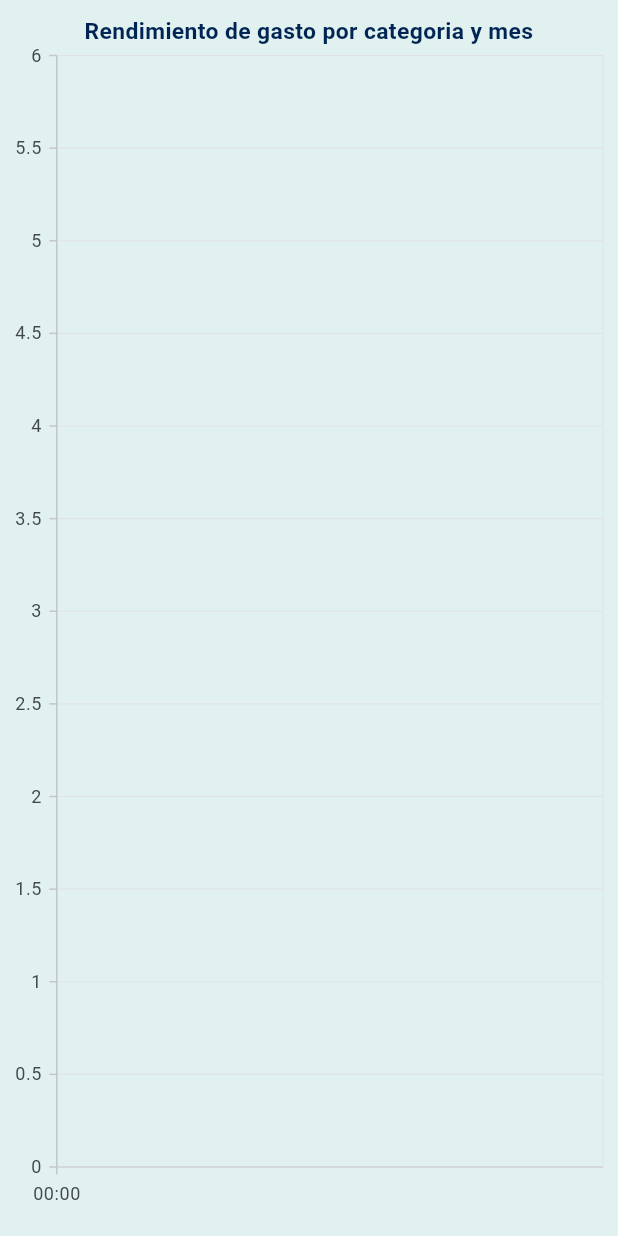
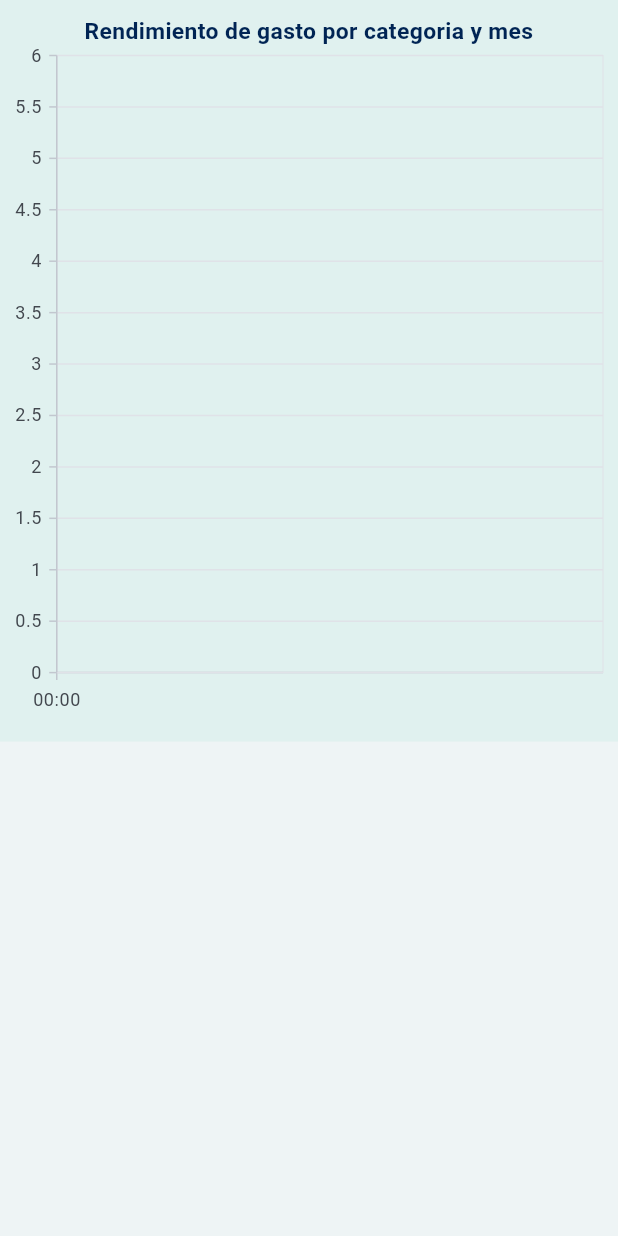
Before and after one commit to Alex-mdx/gastos, a Flutter app: the GraficoCategorias widget shown alone on an empty page, opened directly, on a phone screen of 412 x 824 dp. Run offline on Flutter 3.47's test engine with Material 3 defaults, Android fonts, the phone set to English and light mode, and no system bars; drawn by our look-alikes of oktoast; our stand-ins replace animated_custom_dropdown, animated_flip_counter, badges, file_picker, flutter_colorpicker, flutter_local_notifications and 21 more; missing offline and left inert: animated_read_more_text, background_fetch, dropbox_client, excel, filesize, pro_image_editor; accounts and stored records are empty; network calls fail.

Commit message:
fin de categorias

```diff
--- a/lib/utilities/theme/theme_color.dart
+++ b/lib/utilities/theme/theme_color.dart
@@ -2,8 +2,7 @@ import 'package:flutter/material.dart';
 import 'package:gastos/utilities/preferences.dart';
 
 class ThemaMain {
-  static Color primary =
-      (Preferences.thema ? LightTheme.primary : DarkTheme.primary);
+  static Color primary =  LightTheme.primary;
   static Color second =
       (Preferences.thema ? LightTheme.second : DarkTheme.second);
   static Color white = Colors.white;
--- a/lib/widgets/graficos/grafico_categorias.dart
+++ b/lib/widgets/graficos/grafico_categorias.dart
@@ -1,8 +1,11 @@
 import 'dart:convert';
+import 'dart:developer';
 
 import 'package:flutter/material.dart';
 import 'package:gastos/controllers/categoria_controller.dart';
 import 'package:gastos/controllers/gastos_controller.dart';
+import 'package:gastos/models/categoria_model.dart';
+import 'package:gastos/models/gasto_model.dart';
 import 'package:gastos/utilities/gasto_provider.dart';
 import 'package:gastos/utilities/textos.dart';
 import 'package:gastos/utilities/theme/theme_color.dart';
@@ -20,58 +23,134 @@ class GraficoCategorias extends StatefulWidget {
 
 class _GraficoCategoriasState extends State<GraficoCategorias> {
   late TooltipBehavior _tooltipBehavior;
-  List<int> meses = [1, 2, 3, 4, 5, 6, 7, 8, 9, 10, 11, 12];
+  DateTime ahora = DateTime.now();
+  /* List<Map<String, dynamic>> datos = [
+    {
+      "fecha": "2024-05-01 11:00:55",
+      "categoria_id": 1,
+      "nombre": "ropa",
+      "monto": 20
+    },
+    {
+      "fecha": "2024-09-01 21:00:55",
+      "categoria_id": 1,
+      "nombre": "ropa",
+      "monto": 209
+    },
+    {
+      "fecha": "2023-01-09 11:00:40",
+      "categoria_id": 2,
+      "nombre": "bebidas",
+      "monto": 20
+    },
+    {
+      "fecha": "2024-02-01 14:20:25",
+      "categoria_id": 3,
+      "nombre": "lavanderia",
+      "monto": 89
+    },
+    {
+      "fecha": "2024-02-02 19:00:05",
+      "categoria_id": 3,
+      "nombre": "lavanderia",
+      "monto": 71
+    },
+    {
+      "fecha": "2023-09-01 10:00:05",
+      "categoria_id": 2,
+      "nombre": "bebidas",
+      "monto": 34
+    },
+    {
+      "fecha": "2024-06-20 20:00:55",
+      "categoria_id": 4,
+      "nombre": "despensa",
+      "monto": 220
+    },
+    {
+      "fecha": "2024-06-21 21:00:00",
+      "categoria_id": 4,
+      "nombre": "despensa",
+      "monto": 130
+    }
+  ]; */
+
+  late ZoomPanBehavior _zoomPanBehavior;
+  late DateTimeAxis _primaryXAxis;
 
   @override
   void initState() {
-    _tooltipBehavior = TooltipBehavior(enable: true);
     super.initState();
+    _tooltipBehavior = TooltipBehavior(animationDuration: 350, enable: true);
+
+    _primaryXAxis =
+        DateTimeAxis(intervalType: DateTimeIntervalType.months, interval: 1);
+    _zoomPanBehavior = ZoomPanBehavior(
+        enablePinching: true,
+        enableDoubleTapZooming: true,
+        enablePanning: true,
+        zoomMode: ZoomMode.x);
   }
 
-  Future<List<Map<String, dynamic>>> getData(
-      {required List<int> categorias}) async {
-    List<Map<String, dynamic>> datas = [];
-    for (var cate in categorias) {
-      var sales = meses.map((e) async {
-        double monto =
-            await GastosController.getCategoriaByMes(categoriaId: cate, mes: e);
-        return {"year": Textos.obtenerMes(e), "sales": monto};
-      }).toList();
-      var newSales = await Future.wait(sales);
-      datas.add({"categoria_id": cate, "sales": newSales});
+  Future<List<LineSeries<DatosGrafico, DateTime>>> _crearSeries(
+      DateTime fechaI, DateTime fechaF) async {
+    Map<int, List<GastoModelo>> datosPorCategoria = {};
+
+    List<LineSeries<DatosGrafico, DateTime>> series = [];
+    var datos =
+        await GastosController.obtenerFechasEnRangoOnlyMF(fechaI, fechaF);
+
+    for (var dato in datos) {
+      int categoriaId = dato.categoriaId!;
+      if (!datosPorCategoria.containsKey(categoriaId)) {
+        datosPorCategoria[categoriaId] = [];
       }
-    return datas;
+      datosPorCategoria[categoriaId]!.add(dato);
+    }
+    List<CategoriaModel> cates = await CategoriaController.getItems();
+
+    datosPorCategoria.forEach((categoriaId, datosCategoria) {
+      String nombreCategoria = cates
+              .firstWhereOrNull((element) => element.id == categoriaId)
+              ?.nombre ??
+          "Sin nombre";
+      // Convertir los datos en una lista de DatosGrafico
+      List<DatosGrafico> puntos = datosCategoria
+          .map((dato) => DatosGrafico(
+              fecha: DateTime.parse(dato.fecha!),
+              monto: dato.monto ?? 0,
+              nombreCategoria: nombreCategoria))
+          .toList();
+
+      // Ordenar por fecha
+      puntos.sort((a, b) => a.fecha.compareTo(b.fecha));
+
+      // Crear la serie para esta categoría
+      series.add(LineSeries<DatosGrafico, DateTime>(
+          name: nombreCategoria,
+          dataSource: puntos,
+          xValueMapper: (DatosGrafico dato, _) => dato.fecha,
+          yValueMapper: (DatosGrafico dato, _) => dato.monto));
+    });
+
+    return series;
   }
 
   @override
   Widget build(BuildContext context) {
-    final provider = Provider.of<GastoProvider>(context);
     return FutureBuilder(
-        future: CategoriaController.getItems(),
+        future: _crearSeries(ahora.subtract(Duration(days: 30 * 2)), ahora),
         builder: (context, snapshot) {
-          if (!snapshot.hasData) {
-            return Column(children: [
-              Text("Cargando Categorias"),
-              CircularProgressIndicator()
-            ]);
-          }
-          final categorias = snapshot.data!;
-          return FutureBuilder(
-              future:
-                  getData(categorias: categorias.map((e) => e.id!).toList()),
-              builder: (context, shot) {
-                if (!shot.hasData) {
-                  return Column(children: [
-                    Text("Cargando Gastos"),
-                    CircularProgressIndicator()
-                  ]);
-                } else if (shot.hasError) {
-                  return Text("${shot.error}");
-                }
-                final promedios = shot.data!;
-                return SfCartesianChart(
+          if (snapshot.hasData &&
+              snapshot.connectionState == ConnectionState.done) {
+            return SizedBox(
+                height: 60.h,
+                child: Expanded(
+                    child: SfCartesianChart(
                         backgroundColor: ThemaMain.dialogbackground,
-                    primaryXAxis: DateTimeAxis(),
+                        primaryXAxis: _primaryXAxis,
+                        primaryYAxis: NumericAxis(
+                            majorGridLines: MajorGridLines(width: 1)),
                         title: ChartTitle(
                             text: 'Rendimiento de gasto por categoria y mes',
                             textStyle: TextStyle(
@@ -81,67 +160,28 @@ class _GraficoCategoriasState extends State<GraficoCategorias> {
                         legend: Legend(isVisible: true),
                         selectionGesture: ActivationMode.singleTap,
                         tooltipBehavior: _tooltipBehavior,
-                    series: categorias.map((e) {
-                      return LineSeries(
-                          dataSource: promedios
-                              .firstWhere((element) =>
-                                  element["categoria_id"] == e.id!)["sales"]
-                              .map((mes) {
-                            return SalesData(mes["year"] ?? "1",
-                                double.parse(mes["sales"].toString()));
-                          }).toList(),
-                          xValueMapper: (SalesData sales, _) => sales.year,
-                          name: e.nombre,
-                          yValueMapper: (SalesData sales, _) => sales.sales,
-                          dataLabelSettings: DataLabelSettings(
-                              textStyle: TextStyle(
-                                  fontSize: 13.sp, color: ThemaMain.darkGrey),
-                              isVisible: true));
-                    }).toList());
-              });
+                        zoomPanBehavior: _zoomPanBehavior,
+                        series: snapshot.data!)));
+          } else if (snapshot.hasError) {
+            return Text("Se encontro un error\n${snapshot.error}",
+                style: TextStyle(fontSize: 14.sp));
+          } else {
+            return Column(children: [
+              Text("Cargando datos", style: TextStyle(fontSize: 14.sp)),
+              CircularProgressIndicator()
+            ]);
+          }
         });
   }
 }
 
-class SalesData {
-  SalesData(this.year, this.sales);
-  final String year;
-  final double sales;
+class DatosGrafico {
+  final DateTime fecha;
+  final double monto;
+  final String nombreCategoria;
+
+  DatosGrafico(
+      {required this.fecha,
+      required this.monto,
+      required this.nombreCategoria});
 }
-
-/*
-provider.listaCategoria
-            .map((e) => LineSeries(
-                dataSource: meses.map((mes) =>  SalesData(
-                          Textos.obtenerMes(mes),))
-                    .toList(),
-                xValueMapper: (SalesData sales, _) => sales.year,
-                name: e.nombre,
-                yValueMapper: (SalesData sales, _) => sales.sales,
-                dataLabelSettings: DataLabelSettings(
-                    textStyle:
-                        TextStyle(fontSize: 13.sp, color: ThemaMain.darkGrey),
-                    isVisible: true)))
-            .toList()
- LineSeries<SalesData, String>(
-              dataSource: <SalesData>[
-                SalesData('Enero', 35),
-                SalesData('Febrero', 28),
-                SalesData('Marzo', 34),
-                SalesData('Abril', 32),
-                SalesData('Mayo', 40),
-                SalesData('Junio', 40),
-                SalesData('Julio', 40),
-                SalesData('Agosto', 40),
-                SalesData('Septiebre', 40),
-                SalesData('Octubre', 40),
-                SalesData('Noviembre', 40),
-                SalesData('Diciembre', 40)
-              ],
-              xValueMapper: (SalesData sales, _) => sales.year,
-              name: "Gas",
-              yValueMapper: (SalesData sales, _) => sales.sales,
-              dataLabelSettings: DataLabelSettings(
-                  textStyle:
-                      TextStyle(fontSize: 13.sp, color: ThemaMain.darkGrey),
-                  isVisible: true)) */
```
Also changed, not shown: lib/controllers/gastos_controller.dart (+13 -85 lines). Lines whose indentation alone changed are shown as unchanged.
